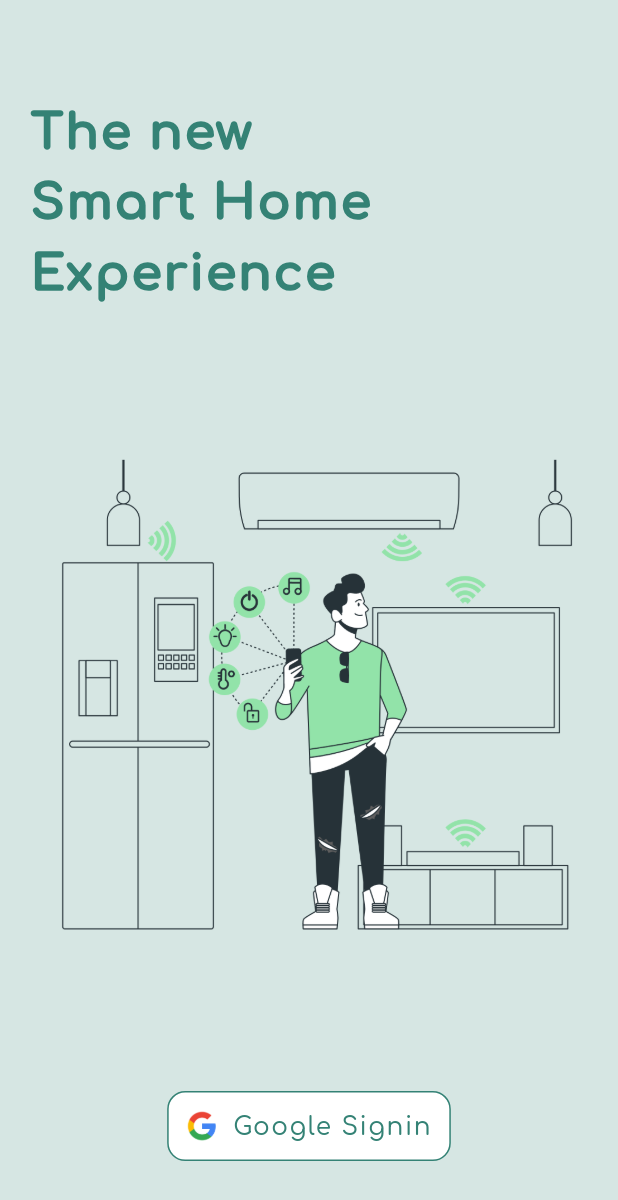
After one commit to Mahershi/smarthomeflutter, a Flutter app: the screen it shows after launch, after a tap on "Google Signin", on a phone screen of 412 x 824 dp. The commit adds this screen. Shown: the top 1200 px of the screen. Run offline on Flutter 3.47's test engine with Material 2 defaults, Android fonts, the phone set to English and light mode, and no system bars; our stand-ins replace carousel_slider, dio, firebase_auth, fluttertoast, google_fonts, mvc_pattern; missing offline and left inert: google_signin; accounts and stored records are empty.

Commit message:
login page, googlesign in package creation and usage

```diff
--- /dev/null
+++ b/assets/img/License free.txt
@@ -0,0 +1,45 @@
+IMPORTANT NOTICE: This license only applies if you downloaded this content as
+an unsubscribed user. If you are a premium user (ie, you pay a subscription)
+you are bound to the license terms described in the accompanying file
+"License premium.txt".
+
+---------------------
+
+You must attribute the image to its author:
+
+In order to use a content or a part of it, you must attribute it to stories / Freepik,
+so we will be able to continue creating new graphic resources every day.
+
+
+How to attribute it?
+
+For websites:
+
+Please, copy this code on your website to accredit the author:
+<a href="http://www.freepik.com">Designed by stories / Freepik</a>
+
+For printing:
+
+Paste this text on the final work so the authorship is known.
+- For example, in the acknowledgements chapter of a book:
+"Designed by stories / Freepik"
+
+
+You are free to use this image:
+
+- For both personal and commercial projects and to modify it.
+- In a website or presentation template or application or as part of your design.
+
+You are not allowed to:
+
+- Sub-license, resell or rent it.
+- Include it in any online or offline archive or database.
+
+The full terms of the license are described in section 7 of the Freepik
+terms of use, available online in the following link:
+
+  http://www.freepik.com/terms_of_use
+
+The terms described in the above link have precedence over the terms described
+in the present document. In case of disagreement, the Freepik Terms of Use
+will prevail.
--- /dev/null
+++ b/assets/img/License premium.txt
@@ -0,0 +1,30 @@
+IMPORTANT NOTICE: This license only applies if you downloaded this content as
+a subscribed (or "premium") user. If you are an unsubscribed user (or "free"
+user) you are bound to the license terms described in the accompanying file
+"License free.txt".
+
+---------------------
+
+You can download from your profile in Freepik a personalized license stating
+your right to use this content as a "premium" user:
+
+  https://profile.freepik.com/my_downloads
+
+You are free to use this image:
+
+- For both personal and commercial projects and to modify it.
+- In a website or presentation template or application or as part of your design.
+
+You are not allowed to:
+
+- Sub-license, resell or rent it.
+- Include it in any online or offline archive or database.
+
+The full terms of the license are described in sections 7 and 8 of the Freepik
+terms of use, available online in the following link:
+
+  http://www.freepik.com/terms_of_use
+
+The terms described in the above link have precedence over the terms described
+in the present document. In case of disagreement, the Freepik Terms of Use
+will prevail.
--- /dev/null
+++ b/lib/controllers/login_controller.dart
@@ -0,0 +1,26 @@
+import 'package:mvc_pattern/mvc_pattern.dart';
+import 'package:google_signin/google_signin.dart';
+import 'package:firebase_auth/firebase_auth.dart';
+
+User? googleUser;
+
+class LoginController extends ControllerMVC{
+  // factory LoginController() {
+  //   print("Factory called");
+  //   //private constructor called if first time
+  //   if (_this == null) _this = LoginController._();
+  //   return _this!;
+  // }
+  // static LoginController? _this;
+  //
+  // //private constructor
+  // LoginController._();
+  //
+  // /// Allow for easy access to 'the Controller' throughout the application.
+  // static LoginController get con => _this!;
+
+  Future<void> login() async{
+    googleUser = await MyGoogleSignin.googleSignInProcess();
+    print(googleUser!.email);
+  }
+}
--- a/lib/helpers/constants.dart
+++ b/lib/helpers/constants.dart
@@ -23,6 +23,8 @@ Radius radius30 = Radius.circular(30);
 EdgeInsets all20 = EdgeInsets.all(20);
 EdgeInsets all10 = EdgeInsets.all(10);
 EdgeInsets all8 = EdgeInsets.all(8);
+EdgeInsets all12 = EdgeInsets.all(12);
+
 
 
 EdgeInsets vert20 = EdgeInsets.symmetric(vertical: 20);
--- a/lib/helpers/route_gen.dart
+++ b/lib/helpers/route_gen.dart
@@ -1,6 +1,7 @@
 import 'package:flutter/material.dart';
 import 'package:homeautomation/models/routeargument.dart';
 import 'package:homeautomation/pages/home.dart';
+import 'package:homeautomation/pages/login.dart';
 import 'package:homeautomation/pages/mainpage.dart';
 import 'package:homeautomation/pages/profilepage.dart';
 import 'package:homeautomation/pages/roompage.dart';
@@ -11,6 +12,8 @@ class RouteGenerator {
     switch (settings.name) {
       case '/Main':
         return MaterialPageRoute(builder: (_) => MainPage());
+      case '/Login':
+        return MaterialPageRoute(builder: (_) => Login());
       case '/Room':
         return MaterialPageRoute(builder: (_) => RoomPage(argument: RouteArgument(param: args),));
       case '/Profile':
--- /dev/null
+++ b/lib/pages/login.dart
@@ -0,0 +1,151 @@
+import 'package:flutter/cupertino.dart';
+import 'package:flutter/material.dart';
+import 'package:homeautomation/controllers/login_controller.dart';
+import 'package:homeautomation/helpers/constants.dart';
+import 'package:mvc_pattern/mvc_pattern.dart';
+
+
+class Login extends StatefulWidget{
+  @override
+  PageState createState() => PageState();
+}
+
+class PageState extends StateMVC<Login>{
+  LoginController _con = LoginController();
+
+  PageState() : super(LoginController()){
+    _con = controller as LoginController;
+  }
+
+  @override
+  Widget build(BuildContext context) {
+    return Scaffold(
+      backgroundColor: Colors.white,
+      body: Container(
+        color: primaryColor.withOpacity(0.2),
+        padding: EdgeInsets.only(top: MediaQuery.of(context).padding.top + 20, left: 20, right: 20, bottom: 50),
+        child: Column(
+          crossAxisAlignment: CrossAxisAlignment.start,
+          children: [
+            SizedBox(height: 50,),
+            Container(
+              child: Text(
+                "The new",
+                style: font.merge(TextStyle(
+                  fontSize: MediaQuery.of(context).size.width * head1,
+                  fontWeight: FontWeight.w900,
+                  letterSpacing: 1.1
+                )),
+              )
+            ),
+            SizedBox(height: 10,),
+            Container(
+                child: Text(
+                  "Smart Home",
+                  style: font.merge(TextStyle(
+                      fontSize: MediaQuery.of(context).size.width * head1,
+                      fontWeight: FontWeight.w900,
+                      letterSpacing: 1.1
+                  )),
+                )
+            ),
+            SizedBox(height: 10,),
+            Container(
+                child: Text(
+                  "Experience",
+                  style: font.merge(TextStyle(
+                      fontSize: MediaQuery.of(context).size.width * head1,
+                      fontWeight: FontWeight.w900,
+                      letterSpacing: 1.1
+                  )),
+                )
+            ),
+            Spacer(),
+            // Center(
+            //   child: SizedBox(
+            //     width: MediaQuery.of(context).size.width * 0.5,
+            //     child: Lottie.asset('assets/lottie/home.json', reverse: false, repeat: false)
+            //   ),
+            // ),
+            Center(
+              child: Image.asset(
+                'assets/img/home5.png',
+                // width: MediaQuery.of(context).size.width * 1,
+
+              )
+            ),
+            Spacer(),
+            Center(
+              child: InkWell(
+                onTap: (){
+                  _con.login();
+                },
+                child: Container(
+                  padding: all12,
+                  decoration: BoxDecoration(
+                    borderRadius: borderRadius12,
+                    border: Border.all(color: primaryColor),
+                    color: secondColor
+                  ),
+                  child: Row(
+                    mainAxisSize: MainAxisSize.min,
+                    children: [
+                      Image.asset(
+                        'assets/img/google.png',
+                        width: MediaQuery.of(context).size.width*0.05,
+                      ),
+                      SizedBox(width: 10,),
+                      Text(
+                        "Google Signin",
+                        style: font.merge(TextStyle(
+                            color: primaryColor,
+                            fontWeight: FontWeight.w500,
+                            fontSize: MediaQuery.of(context).size.width * head5,
+                            letterSpacing: 1.05
+                        )),
+                      ),
+                    ],
+                  ),
+                ),
+              ),
+            ),
+            // Center(
+            //   child: OutlinedButton(
+            //     style: OutlinedButton.styleFrom(
+            //       backgroundColor: secondColor,
+            //       padding: all12,
+            //       shape: RoundedRectangleBorder(
+            //         borderRadius: borderRadius12,
+            //         side: BorderSide(color: primaryColor, width: 2)
+            //       )
+            //     ),
+            //     onPressed: (){
+            //
+            //     },
+            //     child: Row(
+            //       mainAxisSize: MainAxisSize.min,
+            //       children: [
+            //         Image.asset(
+            //           'assets/img/google.png',
+            //           width: MediaQuery.of(context).size.width*0.05,
+            //         ),
+            //         SizedBox(width: 10,),
+            //         Text(
+            //           "Google Signin",
+            //           style: font.merge(TextStyle(
+            //             color: primaryColor,
+            //             fontWeight: FontWeight.w500,
+            //             fontSize: MediaQuery.of(context).size.width * head5,
+            //             letterSpacing: 1.05
+            //           )),
+            //         ),
+            //       ],
+            //     ),
+            //   ),
+            // )
+          ],
+        ),
+      ),
+    );
+  }
+}
--- a/lib/pages/splashscreen.dart
+++ b/lib/pages/splashscreen.dart
@@ -2,6 +2,7 @@ import 'package:flutter/cupertino.dart';
 import 'package:flutter/material.dart';
 import 'package:homeautomation/elements/customprogressindicator.dart';
 import 'package:homeautomation/helpers/constants.dart';
+import 'package:google_signin/google_signin.dart';
 
 class SplashScreen extends StatefulWidget{
   @override
@@ -38,8 +39,9 @@ class PageState extends State<SplashScreen>{
   }
 
   void load() async{
+    MyGoogleSignin.initializeFirebase();
     Future.delayed(Duration(seconds: 1), (){
-      Navigator.of(context).pushNamedAndRemoveUntil('/Main', (route) => false);
+      Navigator.of(context).pushNamedAndRemoveUntil('/Login', (route) => false);
     });
   }
 }
--- a/pubspec.yaml
+++ b/pubspec.yaml
@@ -20,9 +20,12 @@ dependencies:
   fluttertoast: ^8.0.7
   carousel_slider: ^4.0.0
   scrollable_positioned_list: ^0.2.0-nullsafety.0
+  lottie: ^1.0.1
+  mvc_pattern: ^7.3.3
 
 
-
+  google_signin:
+    path: C:/Users/TwofacE/AndroidStudioProjects/mypackages/google_signin
 
 dev_dependencies:
   flutter_test:
```
Also changed, not shown: assets/lottie/home.json (added, +1 -0 lines), assets/lottie/home2.json (added, +1 -0 lines), assets/img/google.png (added), assets/img/home2.jpg (added), assets/img/home3.png (added), assets/img/home4.png (added), assets/img/home5.png (added), pubspec.lock, 8 other files.
